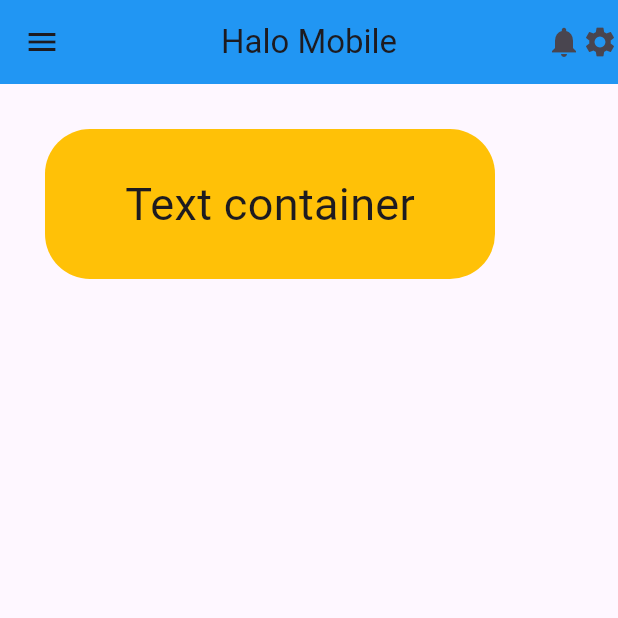
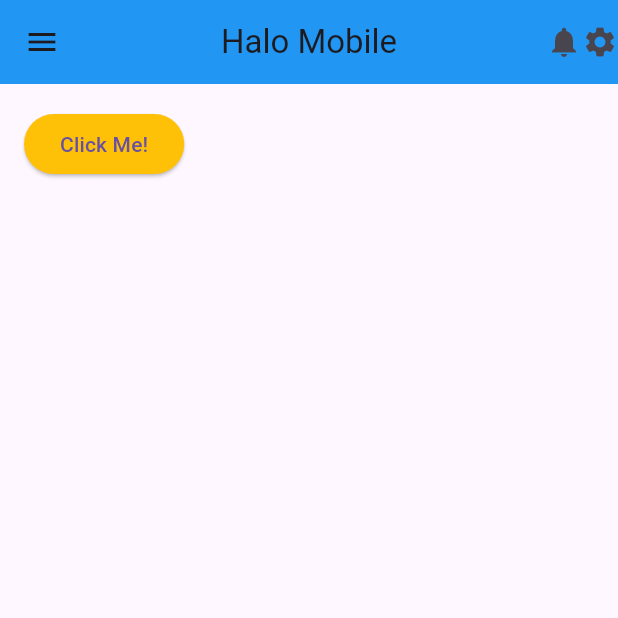
Before and after one commit to LeaOhyeah/belajar_flutter, a Flutter app: the screen it shows after launch, on a phone screen of 412 x 824 dp, the top half of it. Run offline on Flutter 3.47's test engine with Material 3 defaults, Android fonts, the phone set to English and light mode, and no system bars.

Commit message:
feat(home) menambahkan contoh elevated button
membuat elevated button, aksi ketika di tekan, dan styling nya di home.dart

```diff
--- a/lib/home.dart
+++ b/lib/home.dart
@@ -17,23 +17,17 @@ class Home extends StatelessWidget {
           ],
           backgroundColor: Colors.blue,
         ),
-        body: Container(
-          height: 100,
-          width: 300,
-          margin: EdgeInsets.all(30),
-          alignment: Alignment.center,
-          // padding: EdgeInsets.all(16),
-          decoration: BoxDecoration(
-            borderRadius: BorderRadius.circular(30.0),
-            color: Colors.amber,
-          ),
-          // color: Colors.amber,
-          child: Text(
-            "Text container",
-            style: TextStyle(fontSize: 30),
-          ),
-        )
-        // body: Center(child: Text("Ini Home dari file lain"),),
-        );
+        body: Padding(
+          padding: const EdgeInsets.all(16.0),
+          child: ElevatedButton(
+              onPressed: () {
+                print("Button telah ditekan");
+              },
+              style: ButtonStyle(
+                  backgroundColor: WidgetStateProperty.resolveWith(
+                      (states) => Colors.amber)),
+              // style: ElevatedButton.styleFrom(backgroundColor: Colors.blue),
+              child: Text("Click Me!")),
+        ));
   }
 }
```
